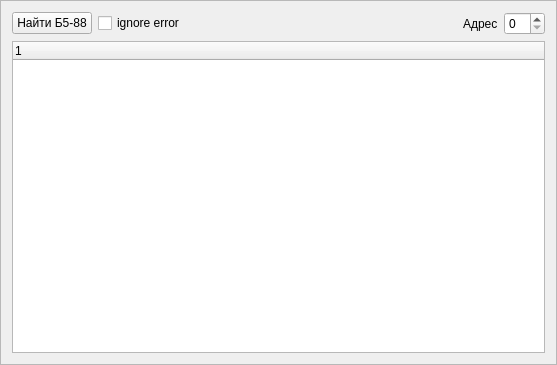
This is Qt/Organizations/Impulse/PowerSupply_FRAM/src/B588/src/ui/b588.ui in RinatB2017/mega_GIT as Qt 5 draws it before an edit. The edited form follows.
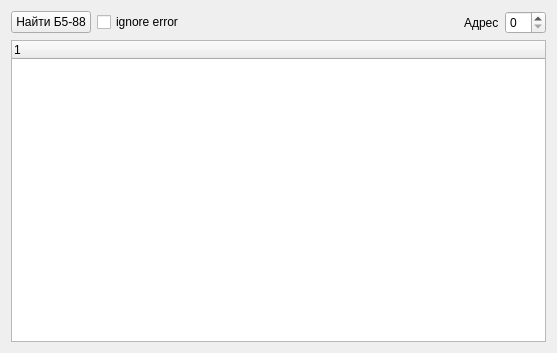
This is the edited form.

```diff
--- a/Qt/Organizations/Impulse/PowerSupply_FRAM/src/B588/src/ui/b588.ui
+++ b/Qt/Organizations/Impulse/PowerSupply_FRAM/src/B588/src/ui/b588.ui
@@ -1,13 +1,13 @@
 <?xml version="1.0" encoding="UTF-8"?>
 <ui version="4.0">
  <class>B588</class>
- <widget class="QFrame" name="B588">
+ <widget class="QWidget" name="B588">
   <property name="geometry">
    <rect>
     <x>0</x>
     <y>0</y>
     <width>557</width>
-    <height>365</height>
+    <height>353</height>
    </rect>
   </property>
   <property name="sizePolicy">
@@ -19,12 +19,6 @@
   <property name="windowTitle">
    <string>Frame</string>
   </property>
-  <property name="frameShape">
-   <enum>QFrame::StyledPanel</enum>
-  </property>
-  <property name="frameShadow">
-   <enum>QFrame::Raised</enum>
-  </property>
   <layout class="QVBoxLayout" name="verticalLayout">
    <item>
     <layout class="QHBoxLayout" name="find_layout">
```
